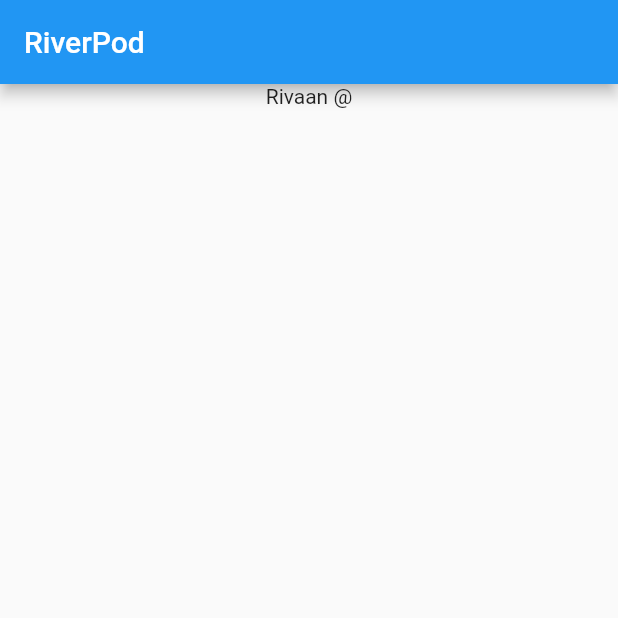
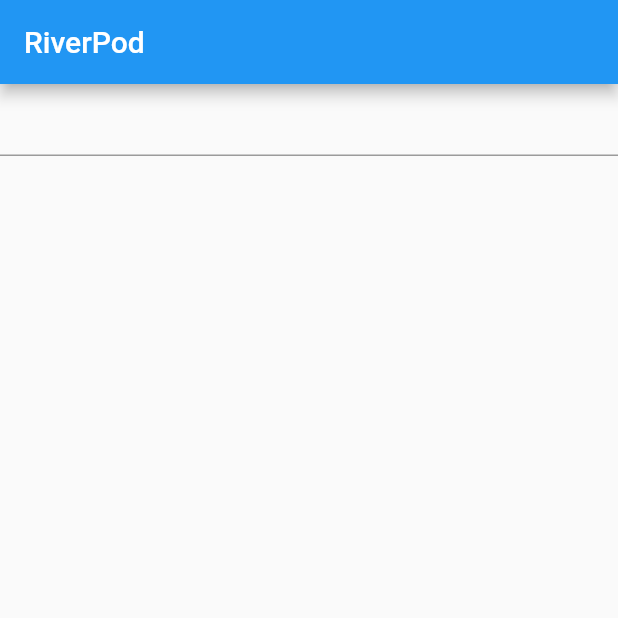
Before and after one commit to Vipul-Thapliyal/Rivaan_Riverpod, a Flutter app: the screen it shows after launch, on a phone screen of 412 x 824 dp, the top half of it. Run offline on Flutter 3.47's test engine with Material 2 defaults, Android fonts, the phone set to English and light mode, and no system bars; our stand-ins replace flutter_riverpod.

Commit message:
Update value of proivider using StateProvider

```diff
--- a/lib/home_screen.dart
+++ b/lib/home_screen.dart
@@ -2,23 +2,27 @@ import 'package:flutter/material.dart';
 import 'package:flutter_riverpod/flutter_riverpod.dart';
 import 'package:rivaan_riverpod/main.dart';
 
-class MyWidget extends ConsumerStatefulWidget {
-  const MyWidget({super.key});
+class MyHomePage extends ConsumerWidget {
+  const MyHomePage({super.key});
+
+  void onSubmit(WidgetRef ref, String value) {
+    ref.read(nameProvider.notifier).update((state) => value);
+  }
 
   @override
-  ConsumerState<MyWidget> createState() => _MyWidgetState();
-}
-
-class _MyWidgetState extends ConsumerState<MyWidget> {
-  @override
-  Widget build(BuildContext context) {
-    final name = ref.watch(nameProvider); /// We can access ref because of ConsumerState
+  Widget build(BuildContext context, WidgetRef ref) {
+    /// WidgetRef allows us to communicate from widgets to other providers
+    final name = ref.watch(nameProvider) ?? "";
+    final nameRead = ref.read(nameProvider);
     return Scaffold(
       appBar: AppBar(
         title: const Text("RiverPod"),
       ),
       body: Column(
         children: [
+          TextField(
+            onSubmitted: (value) => onSubmit(ref, value),
+          ),
           Center(
             child: Text(name),
           )
@@ -27,27 +31,3 @@ class _MyWidgetState extends ConsumerState<MyWidget> {
     );
   }
 }
-
-
-class MyHomePage extends ConsumerWidget {
-  const MyHomePage({super.key});
-
-  @override
-  Widget build(BuildContext context, WidgetRef ref) {
-    /// WidgetRef allows us to communicate from widgets to other providers
-    final name = ref.watch(nameProvider);
-    final nameRead = ref.read(nameProvider);
-    return Scaffold(
-      appBar: AppBar(
-        title: const Text("RiverPod"),
-      ),
-      body: Column(
-        children: [
-          Center(
-            child: Text(name),
-          )
-        ],
-      ),
-    );
-  }
-}
--- a/lib/main.dart
+++ b/lib/main.dart
@@ -2,7 +2,7 @@ import 'package:flutter/material.dart';
 import 'package:flutter_riverpod/flutter_riverpod.dart';
 import 'package:rivaan_riverpod/home_screen.dart';
 
-final nameProvider = Provider<String>((ref) => "Rivaan @");
+final nameProvider = StateProvider<String?>((ref) => null);
 
 void main() {
   runApp(
```
